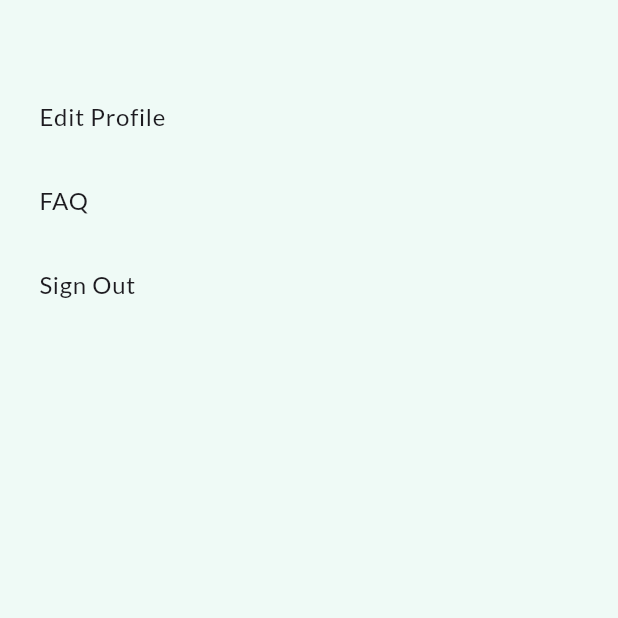
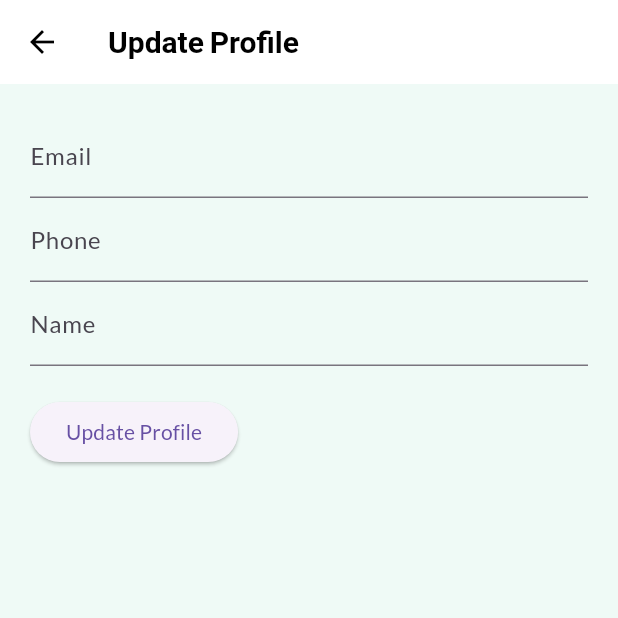
Before and after one commit to Final-Capstone-Project-SP2024/FACS---Mobile, a Flutter app: the ProfilePage screen opened directly, after a tap on "Edit Profile", on a phone screen of 412 x 824 dp, the top half of it. Run offline on Flutter 3.47's test engine with Material 3 defaults, Android fonts, the phone set to English and light mode, and no system bars; our stand-ins replace firebase_core, firebase_database, firebase_messaging, flutter_local_notifications, flutter_onboarding_slider, google_fonts and 3 more; accounts and stored records are empty; network calls fail.

Commit message:
remove unnecessary code and add bearer token for userServices; finish manage profile

```diff
--- /dev/null
+++ b/lib/pages/NavigationBar/SubPage/update_profile_page.dart
@@ -0,0 +1,92 @@
+import 'package:flutter/material.dart';
+import 'package:facs_mobile/services/user_services.dart';
+
+class UpdateProfilePage extends StatefulWidget {
+  @override
+  _UpdateProfilePageState createState() => _UpdateProfilePageState();
+}
+
+class _UpdateProfilePageState extends State<UpdateProfilePage> {
+  TextEditingController emailController = TextEditingController();
+  TextEditingController phoneController = TextEditingController();
+  TextEditingController nameController = TextEditingController();
+
+  @override
+  void initState(){
+    super.initState();
+    loadUserDetails();
+  }
+  Future<void> loadUserDetails() async {
+    try {
+      final userDetails = await UserServices().getUserDetails(UserServices.userId);
+      if (userDetails.containsKey('data')) {
+        final userData = userDetails['data'];
+        setState(() {
+          emailController.text = userData['email'];
+          phoneController.text = userData['phone'];
+          nameController.text = userData['name'];
+        });
+      } else {
+        throw Exception('User data not found in response');
+      }
+    } catch (e) {
+      print('Error loading user details: $e');
+    }
+  }
+
+  @override
+  Widget build(BuildContext context) {
+    return Scaffold(
+      appBar: AppBar(
+        title: Text('Update Profile'),
+      ),
+      body: Padding(
+        padding: EdgeInsets.all(20.0),
+        child: Column(
+          crossAxisAlignment: CrossAxisAlignment.start,
+          children: [
+            TextField(
+              controller: emailController,
+              decoration: InputDecoration(labelText: 'Email'),
+            ),
+            TextField(
+              controller: phoneController,
+              decoration: InputDecoration(labelText: 'Phone'),
+            ),
+            TextField(
+              controller: nameController,
+              decoration: InputDecoration(labelText: 'Name'),
+            ),
+            SizedBox(height: 20),
+            ElevatedButton(
+              onPressed: () async {
+                String email = emailController.text.trim();
+                String phone = phoneController.text.trim();
+                String name = nameController.text.trim();
+
+                bool success = await UserServices.updateUserProfile(
+                  email: email,
+                  phone: phone,
+                  name: name,
+                );
+
+                if (success) {
+                  // Profile updated successfully
+                  ScaffoldMessenger.of(context).showSnackBar(
+                    SnackBar(content: Text('Profile updated successfully')),
+                  );
+                } else {
+                  // Failed to update profile
+                  ScaffoldMessenger.of(context).showSnackBar(
+                    SnackBar(content: Text('Failed to update profile')),
+                  );
+                }
+              },
+              child: Text('Update Profile'),
+            ),
+          ],
+        ),
+      ),
+    );
+  }
+}
--- a/lib/pages/NavigationBar/dashboard_page.dart
+++ b/lib/pages/NavigationBar/dashboard_page.dart
@@ -104,7 +104,7 @@ class _DashboardPageState extends State<DashboardPage> {
                   crossAxisAlignment: CrossAxisAlignment.start,
                   children: [
                     _buildTimeline(),
-                    _buildCameraSection(), // Add camera section
+                    _buildCameraSection(),
                   ],
                 ),
               ),
--- a/lib/pages/NavigationBar/profile_page.dart
+++ b/lib/pages/NavigationBar/profile_page.dart
@@ -1,6 +1,39 @@
 import 'package:flutter/material.dart';
+import 'package:facs_mobile/pages/NavigationBar/SubPage/update_profile_page.dart';
+import 'package:facs_mobile/services/user_services.dart';
 
-class ProfilePage extends StatelessWidget {
+class ProfilePage extends StatefulWidget {
+  @override
+  _ProfilePageState createState() => _ProfilePageState();
+}
+
+class _ProfilePageState extends State<ProfilePage> {
+  String userFullname = '';
+
+  @override
+  void initState() {
+    super.initState();
+    loadUserDetails();
+  }
+
+  Future<void> loadUserDetails() async {
+    try {
+      final userDetails = await UserServices().getUserDetails(UserServices.userId);
+      if (userDetails.containsKey('data')) {
+        final userData = userDetails['data'];
+        final name = userData['name'];
+        setState(() {
+          userFullname = name;
+        });
+      } else {
+        throw Exception('User data not found in response');
+      }
+    } catch (e) {
+      print('Error loading user details: $e');
+    }
+  }
+
+
   @override
   Widget build(BuildContext context) {
     return Scaffold(
@@ -8,8 +41,39 @@ class ProfilePage extends StatelessWidget {
         children: [
           Padding(
             padding: EdgeInsets.only(top: MediaQuery.of(context).padding.top),
-            child: SizedBox(height: 50),
+            child: SizedBox(height: 20),
           ),
+          Center(
+            child: Column(
+              children: [
+                Container(
+                  width: 100,
+                  height: 100,
+                  decoration: BoxDecoration(
+                    shape: BoxShape.circle,
+                    border: Border.all(color: Colors.black, width: 2),
+                  ),
+                  child: ClipOval(
+                    child: Image.asset(
+                      'lib/assets/images/profile_image.png',
+                      width: 96,
+                      height: 96,
+                      fit: BoxFit.cover,
+                    ),
+                  ),
+                ),
+                SizedBox(height: 10),
+                Text(
+                  userFullname,
+                  style: TextStyle(
+                    fontSize: 18,
+                    fontWeight: FontWeight.bold,
+                  ),
+                ),
+              ],
+            ),
+          ),
+          SizedBox(height: 20),
           Expanded(
             child: Padding(
               padding: const EdgeInsets.symmetric(horizontal: 10.0),
@@ -18,7 +82,12 @@ class ProfilePage extends StatelessWidget {
                   ListTile(
                     title: Text('Edit Profile'),
                     onTap: () {
-                      // Add edit profile logic here
+                      Navigator.push(
+                        context,
+                        MaterialPageRoute(
+                          builder: (context) => UpdateProfilePage(),
+                        ),
+                      );
                     },
                   ),
                   ListTile(
@@ -30,7 +99,7 @@ class ProfilePage extends StatelessWidget {
                   ListTile(
                     title: Text('Sign Out'),
                     onTap: () {
-                      //add sign out logic
+                      // Add sign out logic
                       Navigator.pushNamed(context, "/onboarding");
                     },
                   ),
--- a/lib/pages/NavigationBar/timeline_page.dart
+++ b/lib/pages/NavigationBar/timeline_page.dart
@@ -14,8 +14,6 @@ class _TimelinePageState extends State<TimelinePage> {
   Future<void> _fetchRecords() async {
     try {
       List<Map<String, dynamic>> records = await _recordServices.getRecords();
-
-      // Sort the records in ascending order based on recordTime
       records.sort((a, b) => DateTime.parse(a['recordTime']).compareTo(DateTime.parse(b['recordTime'])));
 
       setState(() {
@@ -78,11 +76,8 @@ class _TimelinePageState extends State<TimelinePage> {
         itemBuilder: (context, index) {
           final record = reversedRecords[index];
           final DateTime recordDateTime = DateTime.parse(record['recordTime']);
-          // Format date and time as a string
           final String formattedDateTime =
               '${recordDateTime.day}/${recordDateTime.month}/${recordDateTime.year} ${recordDateTime.hour}:${recordDateTime.minute}';
-
-          // Determine color based on record status
           Color cardColor;
           switch (record['status']) {
             case 'Finish':
--- a/lib/pages/onBoarding.dart
+++ b/lib/pages/onBoarding.dart
@@ -29,7 +29,7 @@ class OnBoarding extends StatelessWidget {
             child: Column(
               children: <Widget>[
                 SizedBox(
-                  height: 480,
+                  height: 400,
                   child: Image.asset('lib/assets/images/pic2.png'),
                 ),
                 Text(
@@ -49,7 +49,7 @@ class OnBoarding extends StatelessWidget {
             child: Column(
               children: <Widget>[
                 SizedBox(
-                  height: 480,
+                  height: 400,
                   child: Image.asset('lib/assets/images/pic3.png'),
                 ),
                 Text(
@@ -69,7 +69,7 @@ class OnBoarding extends StatelessWidget {
             child: Column(
               children: <Widget>[
                 SizedBox(
-                  height: 480,
+                  height: 400,
                   child: Image.asset('lib/assets/images/pic4.png'),
                 ),
                 Text(
--- a/lib/services/user_services.dart
+++ b/lib/services/user_services.dart
@@ -6,6 +6,10 @@ class UserServices {
       'https://firealarmcamerasolution.azurewebsites.net/api/v1/User';
   static String accessToken = '';
   static String refreshToken = '';
+  static String userId = '';
+  // static String userFullname = '';
+  // static String phone = '';
+  // static String email = '';
 
   static Future<Map<String, dynamic>?> signIn(
       String securityCode, String password) async {
@@ -25,6 +29,7 @@ class UserServices {
         final responseData = jsonDecode(response.body);
         accessToken = responseData['data']['accessToken'];
         refreshToken = responseData['data']['refreshToken'];
+        userId = responseData['data']['id'];
         return responseData['data'];
       } else {
         print('Error: ${response.statusCode}');
@@ -35,4 +40,50 @@ class UserServices {
       return null;
     }
   }
+  static Future<bool> updateUserProfile({
+    required String email,
+    required String phone,
+    required String name,
+  }) async {
+    try {
+      final response = await http.patch(
+        Uri.parse(apiUrl),
+        headers: <String, String>{
+          'Content-Type': 'application/json',
+          'Authorization': 'Bearer $accessToken',
+        },
+        body: jsonEncode(<String, String>{
+          'email': email,
+          'phone': phone,
+          'name': name,
+        }),
+      );
+
+      if (response.statusCode == 200) {
+        return true;
+      } else {
+        print('Failed to update profile: ${response.statusCode}');
+        return false;
+      }
+    } catch (e) {
+      print('Error: $e');
+      return false;
+    }
+  }
+  Future<Map<String, dynamic>> getUserDetails(String userId) async {
+    final String url = '$apiUrl/$userId';
+
+    try {
+      final response = await http.get(Uri.parse('$url'),
+        headers: {'Authorization': 'Bearer ${UserServices.accessToken}'});
+      if (response.statusCode == 200) {
+        final Map<String, dynamic> userData = json.decode(response.body);
+        return userData;
+      } else {
+        throw Exception('Failed to load user details');
+      }
+    } catch (e) {
+      throw Exception('Failed to connect to the server: $e');
+    }
+  }
 }
```
Also changed, not shown: lib/pages/NavigationBar/SubPage/add_camera_page.dart (deleted, +0 -108 lines), lib/services/camera_services.dart (+0 -48 lines), lib/services/record_service.dart (+4 -6 lines), lib/assets/images/profile_image.jpg (added), lib/assets/images/profile_image.png (added), 1 other file.
